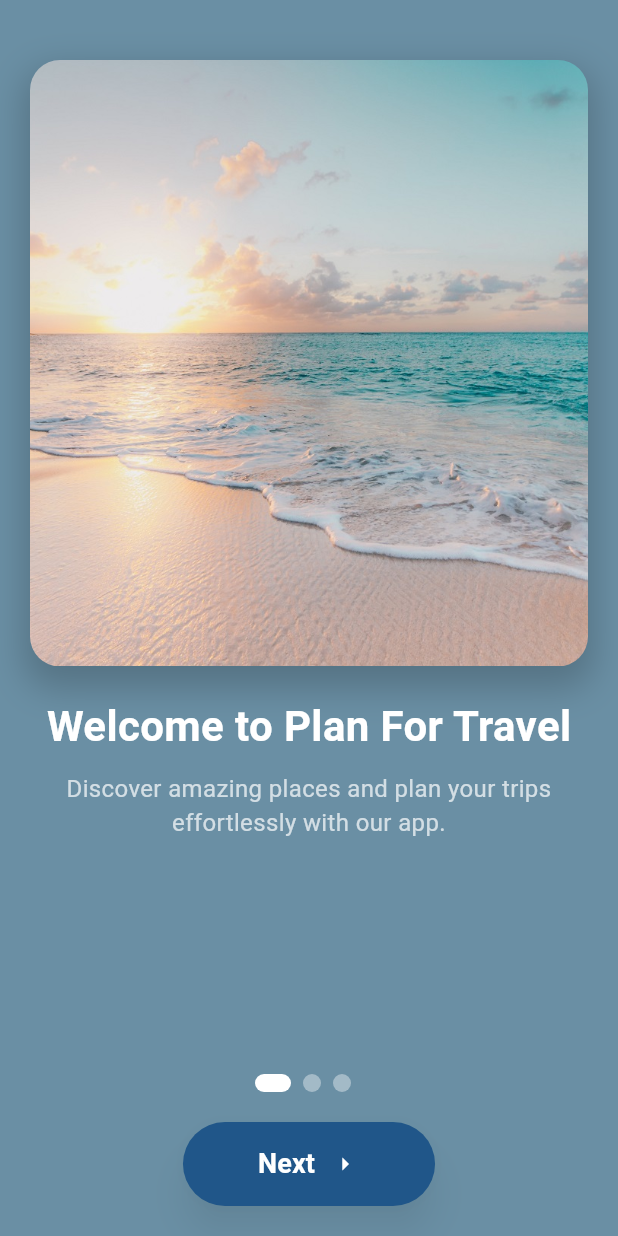
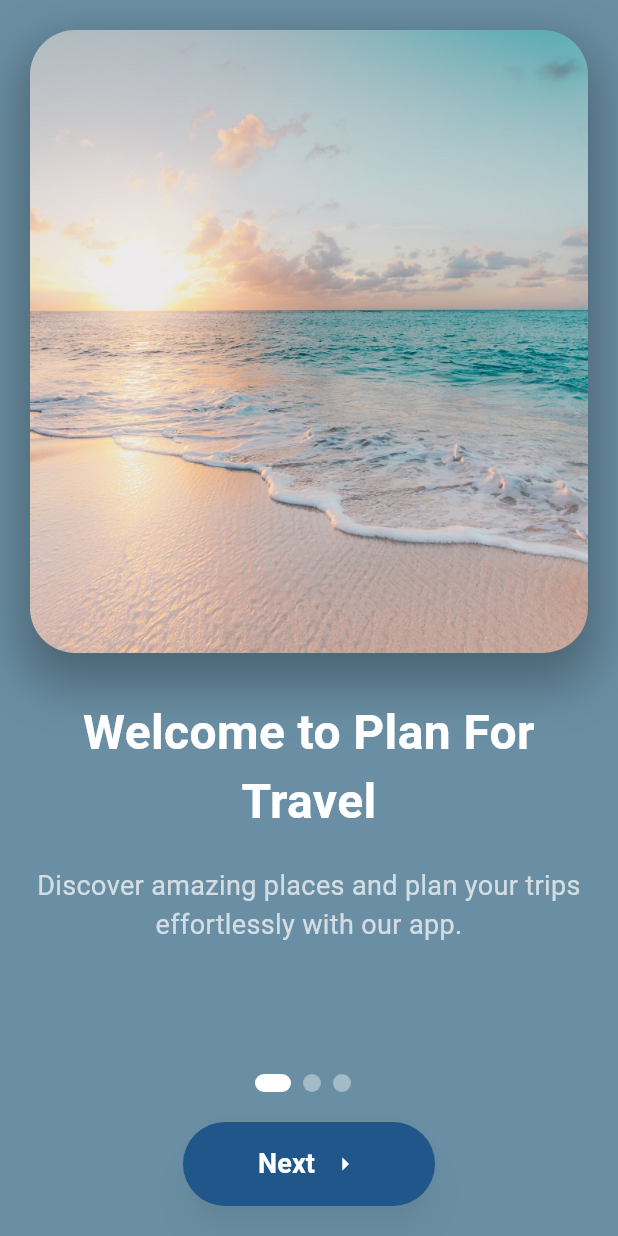
Before and after one commit to 6410110118/project-mobile, a Flutter app: the OnboardingScreen screen opened by its route, on a phone screen of 412 x 824 dp. Run offline on Flutter 3.47's test engine with Material 3 defaults, Android fonts, the phone set to English and light mode, and no system bars; our stand-ins replace animate_do, bloc, dio, equatable, flutter_bloc, flutter_secure_storage and 1 more; accounts and stored records are empty.

Commit message:
fix error

```diff
--- a/frontend/lib/screen/onboarding_screen.dart
+++ b/frontend/lib/screen/onboarding_screen.dart
@@ -131,28 +131,29 @@ class _OnboardingScreenState extends State<OnboardingScreen> {
 
   Widget OnboardingPage({required String title, required String text, required String image}) {
     return FadeInUp(
-      duration: const Duration(milliseconds: 500),
+      duration: const Duration(milliseconds: 700), // เพิ่มความยาวของการเคลื่อนไหว
       child: Padding(
-        padding: const EdgeInsets.symmetric(horizontal: 20, vertical: 40),
+        padding: const EdgeInsets.symmetric(horizontal: 20, vertical: 20),
         child: Column(
+          mainAxisAlignment: MainAxisAlignment.center, // จัดให้อยู่ตรงกลางในแนวตั้ง
           crossAxisAlignment: CrossAxisAlignment.center,
           children: [
             Expanded(
-              flex: 5,
+              flex: 7,
               child: Container(
                 decoration: BoxDecoration(
-                  borderRadius: BorderRadius.circular(20),
+                  borderRadius: BorderRadius.circular(30), // เพิ่มความโค้งให้มากขึ้น
                   boxShadow: [
                     BoxShadow(
-                      color: Colors.black.withOpacity(0.2),
-                      spreadRadius: 4,
-                      blurRadius: 20,
-                      offset: const Offset(0, 10),
+                      color: Colors.black.withOpacity(0.3), // เพิ่มความเข้มของเงา
+                      spreadRadius: 6,
+                      blurRadius: 30,
+                      offset: const Offset(0, 15),
                     ),
                   ],
                 ),
                 child: ClipRRect(
-                  borderRadius: BorderRadius.circular(20),
+                  borderRadius: BorderRadius.circular(30),
                   child: Image.asset(
                     image,
                     height: double.infinity,
@@ -169,24 +170,30 @@ class _OnboardingScreenState extends State<OnboardingScreen> {
                 ),
               ),
             ),
-            const SizedBox(height: 20),
-            Text(
+            const SizedBox(height: 30), // เพิ่มระยะห่าง
+            ElasticIn(
+              child: Text(
                 title,
+                textAlign: TextAlign.center, // จัดให้อยู่ตรงกลาง
                 style: const TextStyle(
-                fontSize: 28,
+                  fontSize: 32, // เพิ่มขนาดตัวอักษร
                   fontWeight: FontWeight.bold,
                   color: Colors.white, // เปลี่ยนสีตัวอักษรให้เป็นสีขาวเพื่อให้มองเห็นชัดเจนขึ้น
                 ),
               ),
-            const SizedBox(height: 10),
+            ),
+            const SizedBox(height: 20),
             Expanded(
               flex: 2,
+              child: FadeIn(
+                duration: const Duration(milliseconds: 500),
                 child: Text(
                   text,
-                textAlign: TextAlign.center,
+                  textAlign: TextAlign.center, // จัดให้อยู่ตรงกลาง
                   style: const TextStyle(
-                  fontSize: 16,
+                    fontSize: 18, // เพิ่มขนาดตัวอักษร
                     color: Colors.white70, // สีตัวอักษรเบาจากสีหลักเพื่อความคมชัด
+                  ),
                 ),
               ),
             ),
```
Lines whose indentation alone changed are shown as unchanged.
